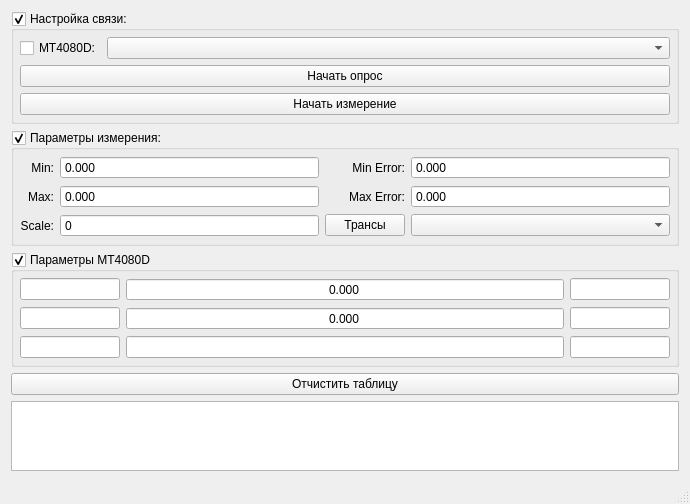
Old version of the form MT4080D_AUTO_TRANS/mainwindow.ui in the repository XRay3D/MT4080D.
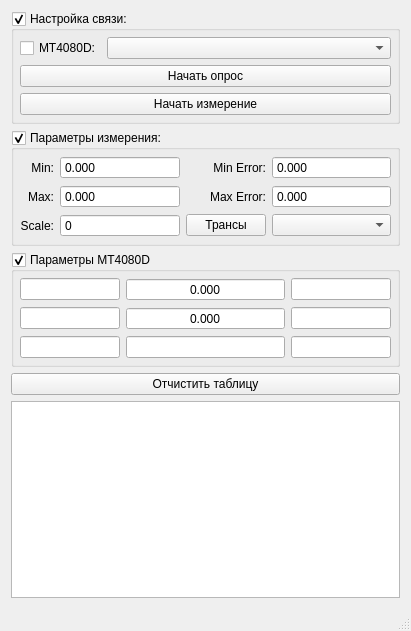
New version of the form. Icons and pictures are not drawn.

```diff
--- a/MT4080D_AUTO_TRANS/mainwindow.ui
+++ b/MT4080D_AUTO_TRANS/mainwindow.ui
@@ -6,8 +6,8 @@
    <rect>
     <x>0</x>
     <y>0</y>
-    <width>690</width>
-    <height>487</height>
+    <width>411</width>
+    <height>631</height>
    </rect>
   </property>
   <widget class="QWidget" name="centralWidget">
```
Left out of the diff: 4 changed lines with no effect on the pictures.
